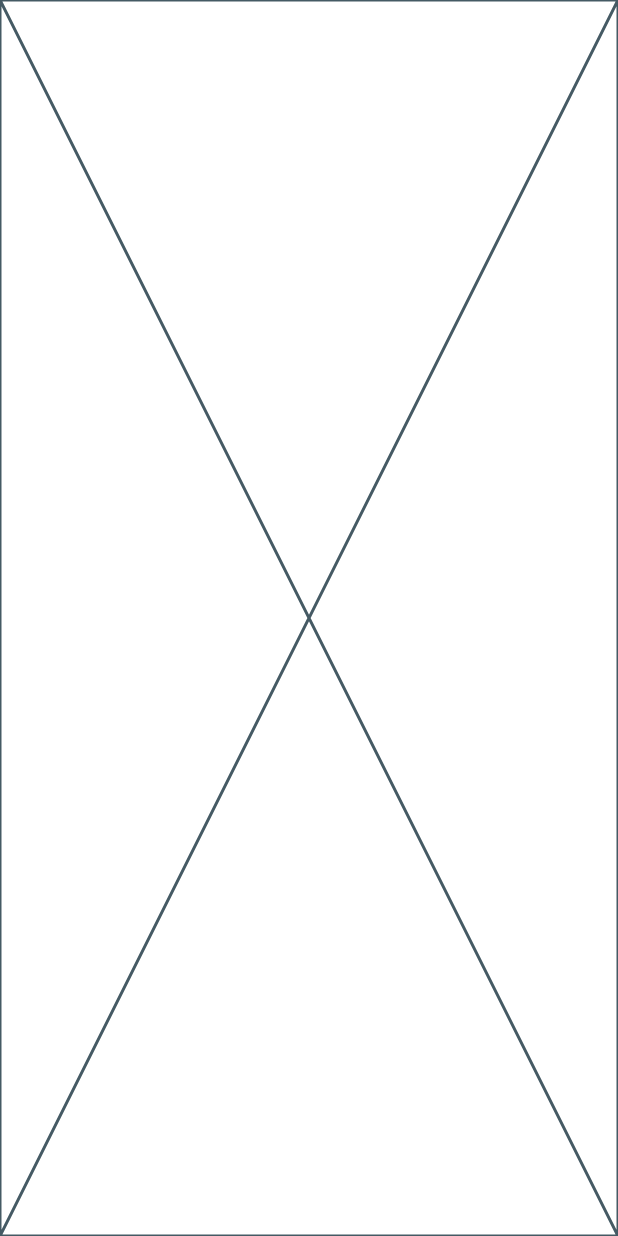
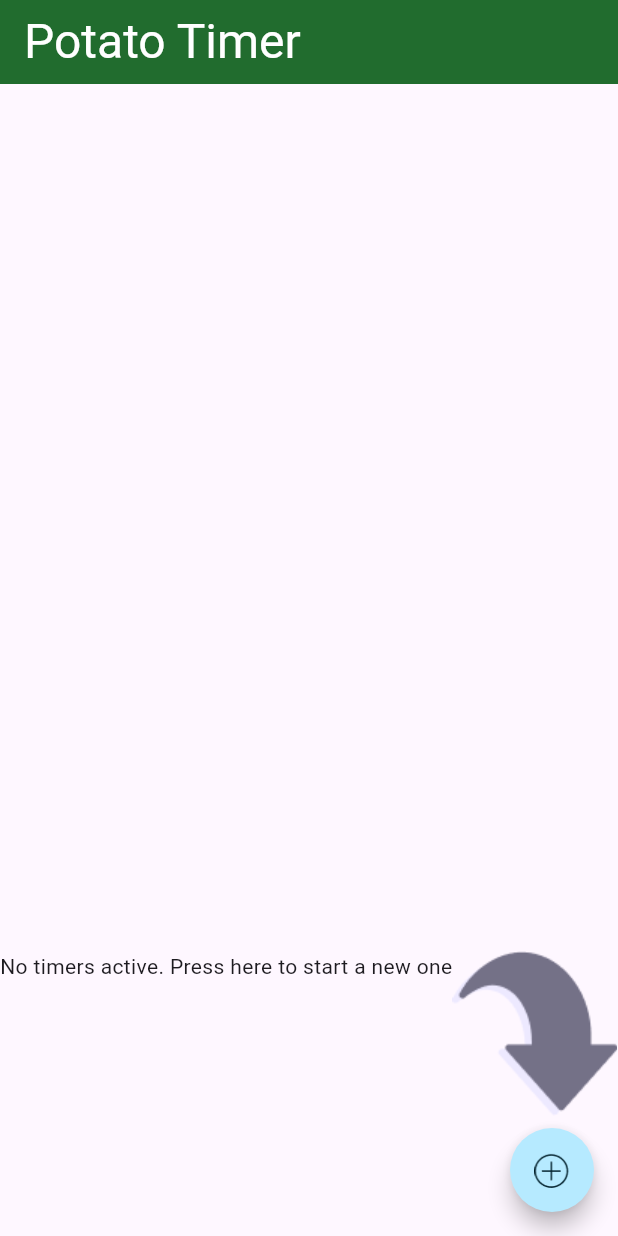
Before and after one commit to Khaleesi-sb/ipotato_timer, a Flutter app: the screen it shows after launch, on a phone screen of 412 x 824 dp. Run offline on Flutter 3.47's test engine with Material 3 defaults, Android fonts, the phone set to English and light mode, and no system bars; our stand-ins replace get_it.

Commit message:
active state wip

```diff
--- a/lib/core/util/constants.dart
+++ b/lib/core/util/constants.dart
@@ -0,0 +1,2 @@
+// String Literals
+const String kMarkCompleteButton = 'MARK COMPLETE';
--- a/lib/features/timer/presentation/pages/home_screen.dart
+++ b/lib/features/timer/presentation/pages/home_screen.dart
@@ -1,4 +1,7 @@
 import 'package:flutter/material.dart';
+import 'package:potato_timer/features/timer/presentation/widgets/empty_state_body.dart';
+
+import '../widgets/add_task_dialog.dart';
 
 class HomeScreen extends StatefulWidget {
   const HomeScreen({super.key});
@@ -10,6 +13,42 @@ class HomeScreen extends StatefulWidget {
 class _HomeScreenState extends State<HomeScreen> {
   @override
   Widget build(BuildContext context) {
-    return const Placeholder();
+    return Scaffold(
+      appBar: AppBar(
+        title: const Text('Potato Timer', style: TextStyle(
+          fontSize: 32,
+          color: Colors.white
+        ),),
+        backgroundColor: const Color(0xff216C2E),
+      ),
+      body: const Stack(
+        children: <Widget>[
+          Positioned(
+            bottom: 80,
+              child: EmptyStateBody())
+        ],
+      ),
+      floatingActionButton: FloatingActionButton(
+        onPressed: (){
+          showDialog(
+            context: context,
+            builder: (BuildContext context) {
+              return AddTaskDialog(
+                // onConfirm: (String text1, String text2) {
+                //   print('Text Field 1: $text1, Text Field 2: $text2');
+                //   // Perform actions based on confirmation
+                // },
+              );
+            },
+          );
+        },
+        backgroundColor: const Color(0xffB6EAFF),
+        shape: RoundedRectangleBorder(borderRadius: BorderRadius.circular(100)),
+        child: Padding(
+          padding: const EdgeInsets.all(16.0),
+          child: Image.asset('assets/images/floating_icon.png'),
+        ),
+      ),
+    );
   }
 }
--- /dev/null
+++ b/lib/features/timer/presentation/widgets/empty_state_body.dart
@@ -0,0 +1,17 @@
+import 'package:flutter/material.dart';
+
+class EmptyStateBody extends StatelessWidget {
+  const EmptyStateBody({super.key});
+
+  @override
+  Widget build(BuildContext context) {
+    return Row(
+      crossAxisAlignment: CrossAxisAlignment.start,
+      // mainAxisSize: MainAxisSize.min,
+      children: [
+        const Text('No timers active. Press here to start a new one'),
+        Image.asset('assets/images/group3.png'),
+      ],
+    );
+  }
+}
--- a/pubspec.yaml
+++ b/pubspec.yaml
@@ -70,8 +70,8 @@ flutter:
   uses-material-design: true
 
   # To add assets to your application, add an assets section, like this:
-assets:
-  - assets/images/
+  assets:
+    - assets/images/
   #   - images/a_dot_ham.jpeg
 
   # An image asset can refer to one or more resolution-specific "variants", see
```
Also changed, not shown: lib/features/timer/presentation/widgets/add_task_dialog.dart (added, +90 -0 lines), lib/features/timer/presentation/widgets/custom_text_field.dart (added, +44 -0 lines), lib/features/timer/presentation/widgets/duration_input.dart (added, +76 -0 lines), lib/features/timer/presentation/widgets/stopwatch.dart (added, +34 -0 lines), lib/features/timer/presentation/widgets/task_card.dart (added, +39 -0 lines), assets/images/floating_icon.png (added), assets/images/group3.png (added), assets/images/pause.png (added), assets/images/play.png (added), lib/features/timer/presentation/widgets/active_dial.dart (added), lib/features/timer/presentation/widgets/active_state_body.dart (added), 1 other file.
